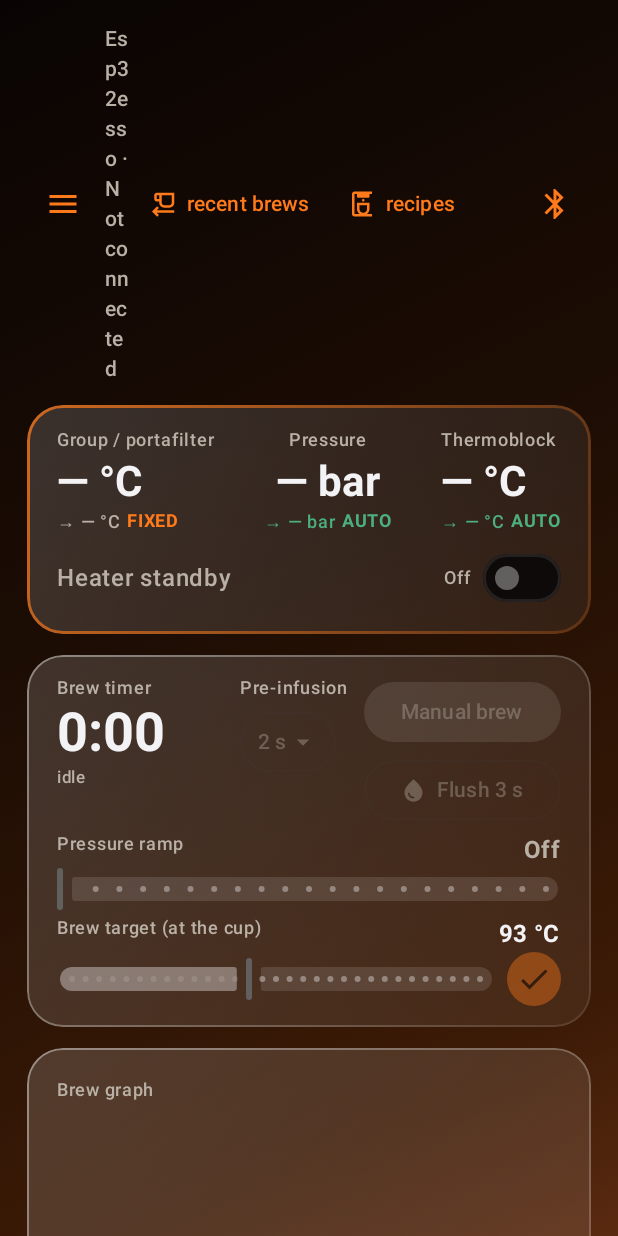
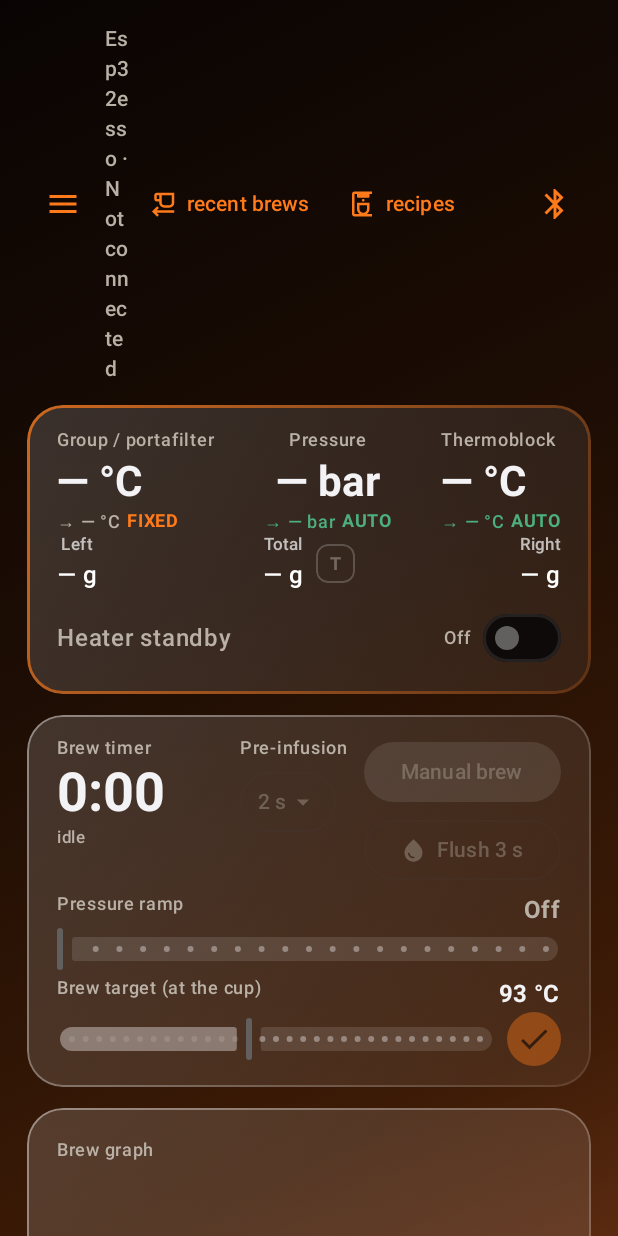
Before and after one commit to ArturoManzoli/esp32esso, an Android app built with Jetpack Compose: the screen it shows after launch (MainActivity), on a phone screen of 412 x 824 dp. Run offline under Robolectric (Android 15) with nearby library versions, the phone set to English and light mode, and no system bars; our stand-ins replace Room's generated code.

Commit message:
tier1: report drip-tray weight and tare it from the dashboard
Read the scale in the control loop and carry it to the app: MachineState
grows to a 68-byte v6 payload where the existing weight_g stub becomes the
real total and the two cells are appended after it, so readers that stop at
the older lengths still parse. The loop only touches the amps when a sample
is already waiting, since at 10 SPS a blocking wait would stall the PID for
most of a conversion. The dashboard shows the cells either side of the total
because a bad corner otherwise just reads low and looks like miscalibration,
and the T button writes the new ScaleTare characteristic to zero the tray.

```diff
--- a/app-android/app/src/main/java/com/esp32esso/tier1/MainActivity.kt
+++ b/app-android/app/src/main/java/com/esp32esso/tier1/MainActivity.kt
@@ -183,6 +183,7 @@ class MainActivity : ComponentActivity() {
                         onSetpointChanged = viewModel::applySetpoint,
                         onThermoblockSetpointChanged = viewModel::applyThermoblockSetpoint,
                         onPressureSetpointChanged = viewModel::applyPressureSetpoint,
+                        onTareScale = viewModel::tareScale,
                         onBrewToggle = viewModel::setBrewing,
                         onProfileBrewToggle = viewModel::setProfileBrewing,
                         onHeaterToggle = viewModel::setHeaterEnabled,
--- a/app-android/app/src/main/java/com/esp32esso/tier1/MainViewModel.kt
+++ b/app-android/app/src/main/java/com/esp32esso/tier1/MainViewModel.kt
@@ -258,6 +258,7 @@ class MainViewModel(application: Application) : AndroidViewModel(application) {
     }
     fun triggerFlush() = client.writeFlush(true)
     fun stopFlush() = client.writeFlush(false)
+    fun tareScale() = client.writeScaleTare()
 
     fun upsertBean(bean: BeanEntity) = viewModelScope.launch { repo.upsert(bean) }
     fun deleteBean(bean: BeanEntity) = viewModelScope.launch { repo.delete(bean) }
--- a/app-android/app/src/main/java/com/esp32esso/tier1/ble/Tier1Gatt.kt
+++ b/app-android/app/src/main/java/com/esp32esso/tier1/ble/Tier1Gatt.kt
@@ -30,13 +30,16 @@ object Tier1Gatt {
     // Manual brew-pressure hold (float bar); 0 clears it and returns the shot to
     // the selected profile.
     val pressureSetpointUuid: UUID = UUID.fromString("a7b3c210-000d-4000-8000-000000000001")
+    // Drip-tray scale tare; any non-zero byte zeroes the tray at its current load.
+    val scaleTareUuid: UUID = UUID.fromString("a7b3c210-000e-4000-8000-000000000001")
     // v3 payload size, still the minimum a notification must carry. v4 appends
-    // the manual pressure hold and v5 the running profile's position; parsing
-    // stays tolerant of any of the three lengths so a newer app keeps working
-    // against firmware that predates either field.
+    // the manual pressure hold, v5 the running profile's position and v6 the
+    // per-cell drip-tray weights; parsing stays tolerant of any of the four
+    // lengths so a newer app keeps working against firmware that predates a field.
     const val machineStateSize = 52
     const val machineStateSizeV4 = 56
     const val machineStateSizeV5 = 60
+    const val machineStateSizeV6 = 68
     const val settingsSize = 20
 }
 
@@ -68,6 +71,10 @@ data class MachineState(
     // Seconds into the running brew profile's own timeline (phases that ended
     // early on pressure skip ahead), or NaN when no profile is driving the pump.
     val profileElapsedSec: Float = Float.NaN,
+    // Drip-tray cells reported separately so a bad corner or a dead cell is
+    // visible instead of silently halving the total. NaN when no scale is bound.
+    val weightLeftG: Float = Float.NaN,
+    val weightRightG: Float = Float.NaN,
 ) {
     val faultLabel: String?
         get() = when (faultCode) {
@@ -107,6 +114,9 @@ data class MachineState(
             val pressureSetpoint = if (hasV4) b.float else Float.NaN
             val profileElapsed =
                 if (bytes.size >= Tier1Gatt.machineStateSizeV5) b.float else Float.NaN
+            val hasV6 = bytes.size >= Tier1Gatt.machineStateSizeV6
+            val weightLeft = if (hasV6) b.float else Float.NaN
+            val weightRight = if (hasV6) b.float else Float.NaN
             return MachineState(
                 thermoblockTempC = thermoblock,
                 groupTempC = group,
@@ -135,6 +145,8 @@ data class MachineState(
                 pressureManual = pressureManual != 0,
                 pressureSetpointBar = pressureSetpoint,
                 profileElapsedSec = profileElapsed,
+                weightLeftG = weightLeft,
+                weightRightG = weightRight,
             )
         }
     }
--- a/app-android/app/src/main/java/com/esp32esso/tier1/ui/MainScreen.kt
+++ b/app-android/app/src/main/java/com/esp32esso/tier1/ui/MainScreen.kt
@@ -126,6 +126,7 @@ fun MainScreen(
     onSetpointChanged: (Float) -> Unit,
     onThermoblockSetpointChanged: (Float) -> Unit,
     onPressureSetpointChanged: (Float) -> Unit,
+    onTareScale: () -> Unit,
     onBrewToggle: (Boolean) -> Unit,
     onProfileBrewToggle: (Boolean) -> Unit,
     onHeaterToggle: (Boolean) -> Unit,
@@ -161,6 +162,7 @@ fun MainScreen(
             onSetpointChanged = onSetpointChanged,
             onThermoblockSetpointChanged = onThermoblockSetpointChanged,
             onPressureSetpointChanged = onPressureSetpointChanged,
+            onTareScale = onTareScale,
             onBrewToggle = onBrewToggle,
             onProfileBrewToggle = onProfileBrewToggle,
             onHeaterToggle = onHeaterToggle,
@@ -187,6 +189,7 @@ fun MainScreen(
             onSetpointChanged = onSetpointChanged,
             onThermoblockSetpointChanged = onThermoblockSetpointChanged,
             onPressureSetpointChanged = onPressureSetpointChanged,
+            onTareScale = onTareScale,
             onBrewToggle = onBrewToggle,
             onProfileBrewToggle = onProfileBrewToggle,
             onHeaterToggle = onHeaterToggle,
@@ -217,6 +220,7 @@ private fun MainScreenNarrow(
     onSetpointChanged: (Float) -> Unit,
     onThermoblockSetpointChanged: (Float) -> Unit,
     onPressureSetpointChanged: (Float) -> Unit,
+    onTareScale: () -> Unit,
     onBrewToggle: (Boolean) -> Unit,
     onProfileBrewToggle: (Boolean) -> Unit,
     onHeaterToggle: (Boolean) -> Unit,
@@ -262,6 +266,7 @@ private fun MainScreenNarrow(
             onSetGroupTarget = onSetpointChanged,
             onSetThermoblockTarget = onThermoblockSetpointChanged,
             onSetPressureTarget = onPressureSetpointChanged,
+            onTareScale = onTareScale,
         )
         ShotCard(
             machine = machine,
@@ -306,6 +311,7 @@ private fun MainScreenWide(
     onSetpointChanged: (Float) -> Unit,
     onThermoblockSetpointChanged: (Float) -> Unit,
     onPressureSetpointChanged: (Float) -> Unit,
+    onTareScale: () -> Unit,
     onBrewToggle: (Boolean) -> Unit,
     onProfileBrewToggle: (Boolean) -> Unit,
     onHeaterToggle: (Boolean) -> Unit,
@@ -365,6 +371,7 @@ private fun MainScreenWide(
                     onSetGroupTarget = onSetpointChanged,
                     onSetThermoblockTarget = onThermoblockSetpointChanged,
                     onSetPressureTarget = onPressureSetpointChanged,
+                    onTareScale = onTareScale,
                     modifier = Modifier.weight(1f),
                 )
                 ShotCard(
@@ -534,6 +541,44 @@ private fun resolvedBlockTargetC(machine: MachineState): Float =
         machine.groupSetpointC + machine.thermoblockOffsetC
     }
 
+// One drip-tray figure. White throughout so the scale row reads as its own
+// group against the orange/amber temperature and pressure readouts above it.
+@Composable
+private fun WeightReadout(label: String, grams: Float) {
+    Column(horizontalAlignment = Alignment.CenterHorizontally) {
+        Text(
+            text = label,
+            style = MaterialTheme.typography.labelSmall,
+            color = Color.White.copy(alpha = 0.7f),
+        )
+        Text(
+            text = if (grams.isNaN()) "— g" else "%.1f g".format(grams),
+            style = MaterialTheme.typography.titleMedium,
+            fontWeight = FontWeight.Medium,
+            color = Color.White,
+        )
+    }
+}
+
+@Composable
+private fun TareButton(onClick: () -> Unit, enabled: Boolean) {
+    Box(
+        modifier = Modifier
+            .size(26.dp)
+            .clip(RoundedCornerShape(8.dp))
+            .border(1.dp, Color.White.copy(alpha = if (enabled) 0.5f else 0.2f), RoundedCornerShape(8.dp))
+            .clickable(enabled = enabled, onClick = onClick),
+        contentAlignment = Alignment.Center,
+    ) {
+        Text(
+            text = "T",
+            style = MaterialTheme.typography.labelMedium,
+            fontWeight = FontWeight.Bold,
+            color = Color.White.copy(alpha = if (enabled) 1f else 0.3f),
+        )
+    }
+}
+
 @Composable
 private fun TemperaturesCard(
     machine: MachineState,
@@ -542,6 +587,7 @@ private fun TemperaturesCard(
     onSetGroupTarget: (Float) -> Unit,
     onSetThermoblockTarget: (Float) -> Unit,
     onSetPressureTarget: (Float) -> Unit,
+    onTareScale: () -> Unit,
     modifier: Modifier = Modifier,
 ) {
     // Tighter than the default 20 dp box: 5 dp off the top, 7 dp off the
@@ -597,6 +643,22 @@ private fun TemperaturesCard(
                 autoActive = !machine.thermoblockManual,
                 ovrActive = machine.thermoblockManual,
             )
+        }
+        // Drip-tray cells, each under the readout it sits below. The per-cell
+        // figures are here rather than just the total because a bad corner or a
+        // dead cell otherwise just halves the total silently.
+        Row(
+            modifier = Modifier.fillMaxWidth(),
+            horizontalArrangement = Arrangement.SpaceBetween,
+            verticalAlignment = Alignment.CenterVertically,
+        ) {
+            WeightReadout(label = "Left", grams = machine.weightLeftG)
+            Row(verticalAlignment = Alignment.CenterVertically) {
+                WeightReadout(label = "Total", grams = machine.weightG)
+                Spacer(Modifier.width(8.dp))
+                TareButton(onClick = onTareScale, enabled = enabled)
+            }
+            WeightReadout(label = "Right", grams = machine.weightRightG)
         }
         // Pulled tighter (was 14 dp) so the card is shorter and the four
         // cards clear the panel without scrolling.
```
Also changed, not shown: app-android/app/src/main/java/com/esp32esso/tier1/ble/Tier1BleClient.kt (+10 -0 lines), 5 other files.
